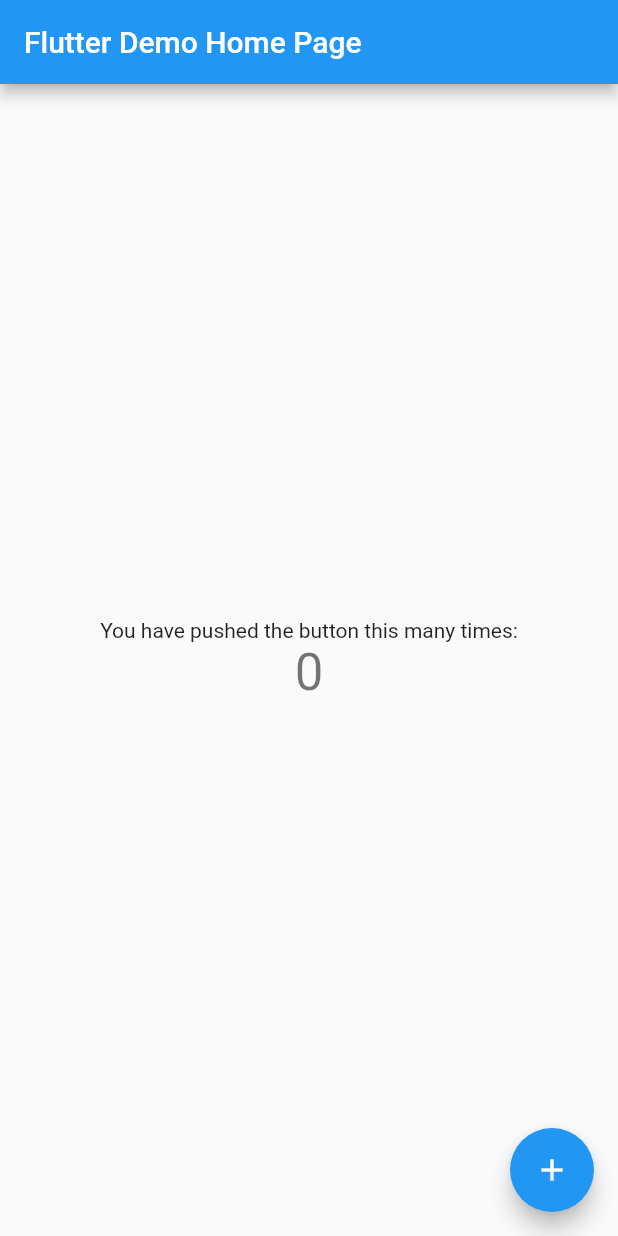
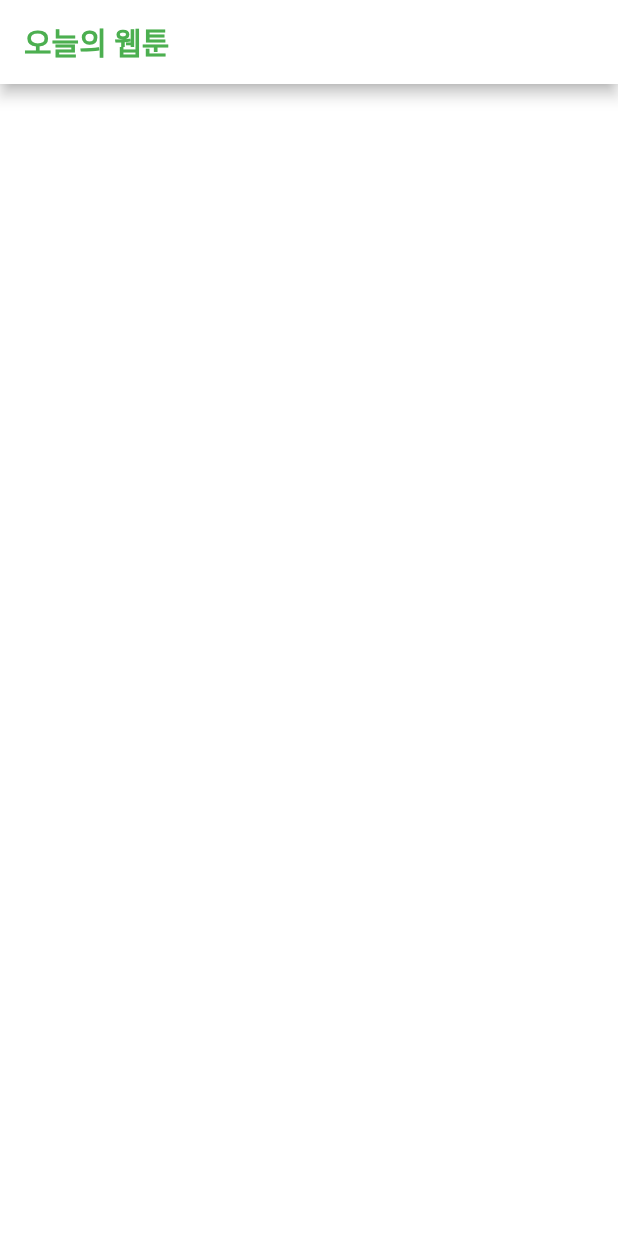
Before and after one commit to eomgerm/flutter_toonflix, a Flutter app: the screen it shows after launch, on a phone screen of 412 x 824 dp. Run offline on Flutter 3.47's test engine with Material 2 defaults, Android fonts, the phone set to English and light mode, and no system bars.

Commit message:
homescreen added

```diff
--- a/lib/main.dart
+++ b/lib/main.dart
@@ -1,115 +1,17 @@
 import 'package:flutter/material.dart';
+import 'package:flutter_toonflix/screens/home_screen.dart';
 
 void main() {
-  runApp(const MyApp());
+  runApp(const App());
 }
 
-class MyApp extends StatelessWidget {
-  const MyApp({super.key});
+class App extends StatelessWidget {
+  const App({super.key});
 
-  // This widget is the root of your application.
   @override
   Widget build(BuildContext context) {
-    return MaterialApp(
-      title: 'Flutter Demo',
-      theme: ThemeData(
-        // This is the theme of your application.
-        //
-        // Try running your application with "flutter run". You'll see the
-        // application has a blue toolbar. Then, without quitting the app, try
-        // changing the primarySwatch below to Colors.green and then invoke
-        // "hot reload" (press "r" in the console where you ran "flutter run",
-        // or simply save your changes to "hot reload" in a Flutter IDE).
-        // Notice that the counter didn't reset back to zero; the application
-        // is not restarted.
-        primarySwatch: Colors.blue,
-      ),
-      home: const MyHomePage(title: 'Flutter Demo Home Page'),
+    return const MaterialApp(
+      home: HomeScreen(),
     );
   }
 }
-
-class MyHomePage extends StatefulWidget {
-  const MyHomePage({super.key, required this.title});
-
-  // This widget is the home page of your application. It is stateful, meaning
-  // that it has a State object (defined below) that contains fields that affect
-  // how it looks.
-
-  // This class is the configuration for the state. It holds the values (in this
-  // case the title) provided by the parent (in this case the App widget) and
-  // used by the build method of the State. Fields in a Widget subclass are
-  // always marked "final".
-
-  final String title;
-
-  @override
-  State<MyHomePage> createState() => _MyHomePageState();
-}
-
-class _MyHomePageState extends State<MyHomePage> {
-  int _counter = 0;
-
-  void _incrementCounter() {
-    setState(() {
-      // This call to setState tells the Flutter framework that something has
-      // changed in this State, which causes it to rerun the build method below
-      // so that the display can reflect the updated values. If we changed
-      // _counter without calling setState(), then the build method would not be
-      // called again, and so nothing would appear to happen.
-      _counter++;
-    });
-  }
-
-  @override
-  Widget build(BuildContext context) {
-    // This method is rerun every time setState is called, for instance as done
-    // by the _incrementCounter method above.
-    //
-    // The Flutter framework has been optimized to make rerunning build methods
-    // fast, so that you can just rebuild anything that needs updating rather
-    // than having to individually change instances of widgets.
-    return Scaffold(
-      appBar: AppBar(
-        // Here we take the value from the MyHomePage object that was created by
-        // the App.build method, and use it to set our appbar title.
-        title: Text(widget.title),
-      ),
-      body: Center(
-        // Center is a layout widget. It takes a single child and positions it
-        // in the middle of the parent.
-        child: Column(
-          // Column is also a layout widget. It takes a list of children and
-          // arranges them vertically. By default, it sizes itself to fit its
-          // children horizontally, and tries to be as tall as its parent.
-          //
-          // Invoke "debug painting" (press "p" in the console, choose the
-          // "Toggle Debug Paint" action from the Flutter Inspector in Android
-          // Studio, or the "Toggle Debug Paint" command in Visual Studio Code)
-          // to see the wireframe for each widget.
-          //
-          // Column has various properties to control how it sizes itself and
-          // how it positions its children. Here we use mainAxisAlignment to
-          // center the children vertically; the main axis here is the vertical
-          // axis because Columns are vertical (the cross axis would be
-          // horizontal).
-          mainAxisAlignment: MainAxisAlignment.center,
-          children: <Widget>[
-            const Text(
-              'You have pushed the button this many times:',
-            ),
-            Text(
-              '$_counter',
-              style: Theme.of(context).textTheme.headline4,
-            ),
-          ],
-        ),
-      ),
-      floatingActionButton: FloatingActionButton(
-        onPressed: _incrementCounter,
-        tooltip: 'Increment',
-        child: const Icon(Icons.add),
-      ), // This trailing comma makes auto-formatting nicer for build methods.
-    );
-  }
-}
--- /dev/null
+++ b/lib/screens/home_screen.dart
@@ -0,0 +1,22 @@
+import 'package:flutter/material.dart';
+
+class HomeScreen extends StatelessWidget {
+  const HomeScreen({super.key});
+
+  @override
+  Widget build(BuildContext context) {
+    return Scaffold(
+      backgroundColor: Colors.white,
+      appBar: AppBar(
+        title: const Text(
+          "오늘의 웹툰",
+          style: TextStyle(
+            fontWeight: FontWeight.w600,
+          ),
+        ),
+        backgroundColor: Colors.white,
+        foregroundColor: Colors.green,
+      ),
+    );
+  }
+}
```
